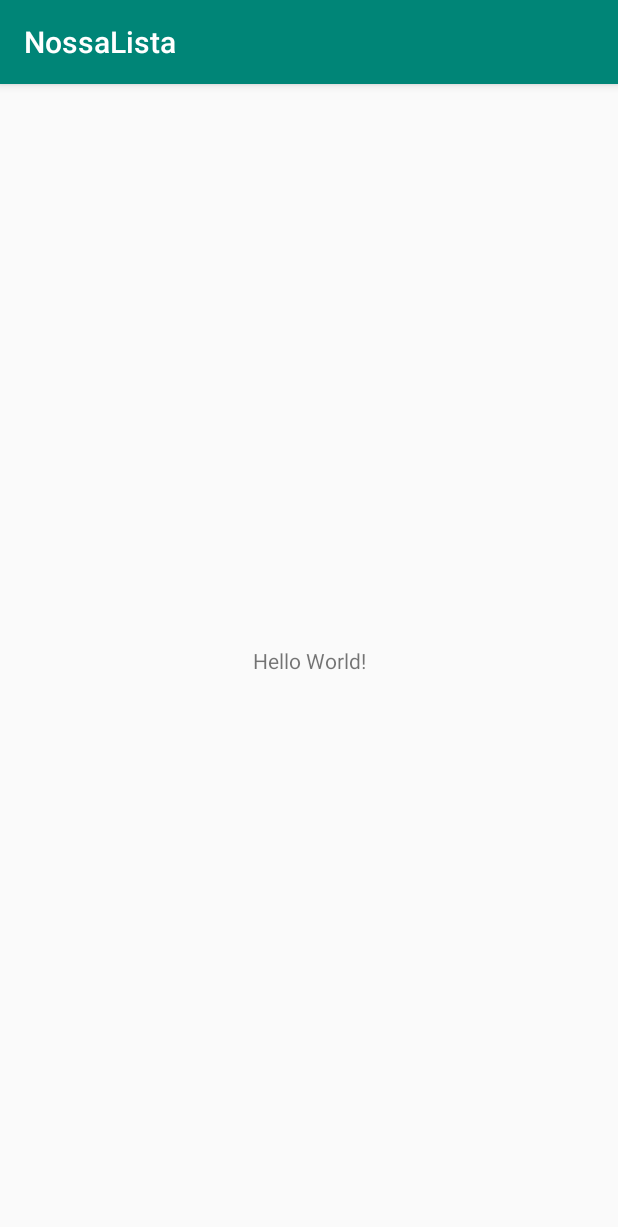
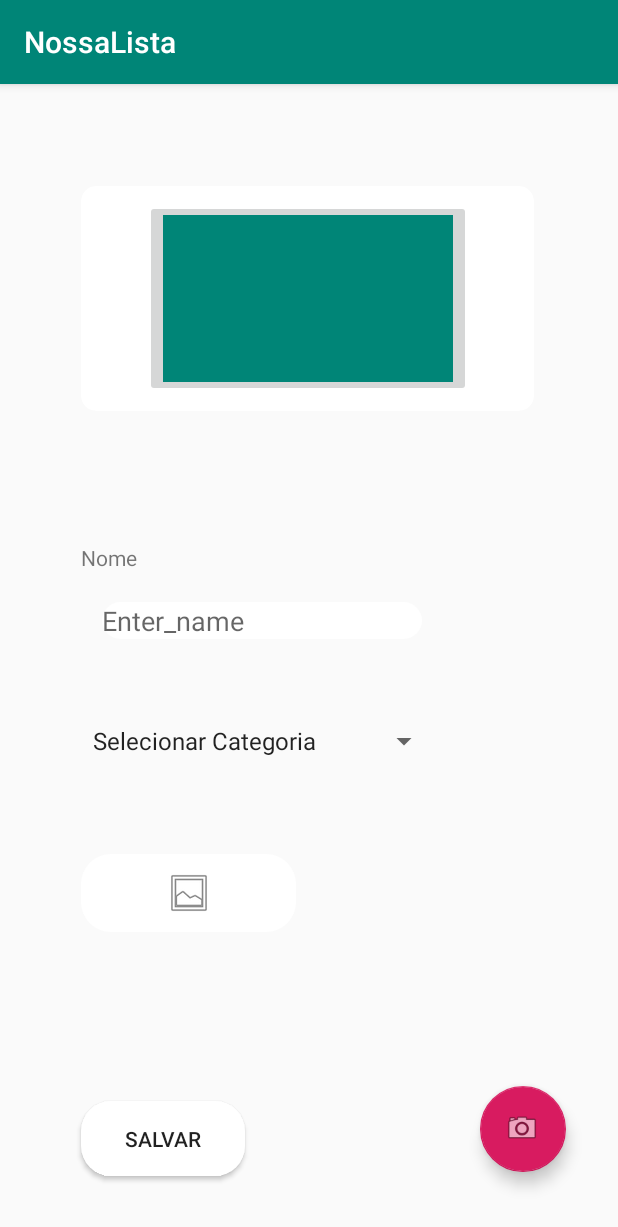
Before and after one commit to jmarcoslima/NossaLista, an Android app: the screen it shows after launch (MainActivity before the commit, TelaCadastro after it), on a phone screen of 412 x 824 dp. Shown: the top 1227 px of the screen. Run offline under Robolectric (Android 15) with nearby library versions, the phone set to English and light mode, and no system bars.

Commit message:
TelaCadastro

```diff
--- a/app/build.gradle
+++ b/app/build.gradle
@@ -26,4 +26,6 @@ dependencies {
     testImplementation 'junit:junit:4.12'
     androidTestImplementation 'androidx.test.ext:junit:1.1.0'
     androidTestImplementation 'androidx.test.espresso:espresso-core:3.1.1'
+    implementation 'com.google.android.material:material:1.0.0'
+    implementation 'androidx.cardview:cardview:1.0.0'
 }
--- a/app/src/main/java/com/example/nossalista/MainActivity.java
+++ /dev/null
@@ -1,17 +0,0 @@
-package com.example.nossalista;
-
-import androidx.appcompat.app.AppCompatActivity;
-
-import android.os.Bundle;
-
-public class MainActivity extends AppCompatActivity {
-
-    @Override
-    protected void onCreate(Bundle savedInstanceState) {
-        super.onCreate(savedInstanceState);
-        setContentView(R.layout.activity_main);
-
-        System.out.print("testePull");
-
-    }
-}
--- a/app/src/main/java/com/example/nossalista/TelaCadastro.java
+++ b/app/src/main/java/com/example/nossalista/TelaCadastro.java
@@ -1,14 +1,129 @@
 package com.example.nossalista;
 
 import androidx.appcompat.app.AppCompatActivity;
+import androidx.core.app.ActivityCompat;
+import androidx.core.content.ContextCompat;
 
+import android.Manifest;
+import android.content.Intent;
+import android.content.pm.PackageManager;
+import android.database.Cursor;
+import android.graphics.Bitmap;
+import android.graphics.BitmapFactory;
+import android.graphics.Matrix;
+import android.net.Uri;
 import android.os.Bundle;
+import android.provider.MediaStore;
+import android.view.View;
+import android.widget.AdapterView;
+import android.widget.ArrayAdapter;
+import android.widget.ImageButton;
+import android.widget.ImageView;
+import android.widget.Spinner;
 
-public class TelaCadastro extends AppCompatActivity {
+public class TelaCadastro extends AppCompatActivity implements AdapterView.OnItemSelectedListener {
 
+    private ImageView imagem;
+    private final int GALERIA_IMAGENS=1;
+    private final int PERMISSAO_REQUEST=2;
+    private final int TIRAR_FOTOS=3;
     @Override
     protected void onCreate(Bundle savedInstanceState) {
         super.onCreate(savedInstanceState);
-        setContentView(R.layout.activity_tela_cadastro);
+        setContentView(R.layout.activity_main);
+        System.out.print("testePull");
+
+        Spinner spinner = (Spinner) findViewById(R.id.spinner);
+// Create an ArrayAdapter using the string array and a default spinner layout
+        ArrayAdapter<CharSequence> adapter = ArrayAdapter.createFromResource(this,
+                R.array.planets_array, android.R.layout.simple_spinner_item);
+// Specify the layout to use when the list of choices appears
+        adapter.setDropDownViewResource(android.R.layout.simple_spinner_dropdown_item);
+// Apply the adapter to the spinner
+        spinner.setAdapter(adapter);
+
+        if (ContextCompat.checkSelfPermission(this,
+                Manifest.permission.READ_EXTERNAL_STORAGE)
+                != PackageManager.PERMISSION_GRANTED) {
+            if (ActivityCompat.shouldShowRequestPermissionRationale(this,
+                    Manifest.permission.READ_EXTERNAL_STORAGE)) {
+            } else {
+                ActivityCompat.requestPermissions(this,
+                        new String[]{Manifest.permission.READ_EXTERNAL_STORAGE},
+                        PERMISSAO_REQUEST);
+            }
+        }
+        imagem = (ImageView) findViewById(R.id.ivImagem);
+        ImageButton galeria = (ImageButton) findViewById(R.id.btGaleria);
+        galeria.setOnClickListener(new View.OnClickListener() {
+            @Override
+            public void onClick(View v) {
+                Intent intent = new Intent(Intent.ACTION_PICK,
+                        android.provider.MediaStore.Images.Media.EXTERNAL_CONTENT_URI);
+                startActivityForResult(intent, GALERIA_IMAGENS);
+            }
+        });
+        com.google.android.material.floatingactionbutton.FloatingActionButton botao =(com.google.android.material.floatingactionbutton.FloatingActionButton) findViewById(R.id.floatingActionButton);
+        botao.setOnClickListener(new View.OnClickListener() {
+            @Override
+            public void onClick(View v) {
+                Intent takePictureIntent = new
+                        Intent(MediaStore.ACTION_IMAGE_CAPTURE);
+                if (takePictureIntent.resolveActivity(getPackageManager()) != null) {
+                    startActivityForResult(takePictureIntent, TIRAR_FOTOS);
+                }
+            }
+        });
+    }
+    @Override
+    protected void onActivityResult(int requestCode, int resultCode, Intent data) {
+        super.onActivityResult(requestCode, resultCode, data);
+        if (resultCode == RESULT_OK && requestCode == GALERIA_IMAGENS) {
+            Uri selectedImage = data.getData();
+            String[] filePath = { MediaStore.Images.Media.DATA };
+            Cursor c = getContentResolver().query(selectedImage,filePath, null, null, null);
+            c.moveToFirst();
+            int columnIndex = c.getColumnIndex(filePath[0]);
+            String picturePath = c.getString(columnIndex);
+            c.close();
+            Bitmap thumbnail = (BitmapFactory.decodeFile(picturePath));
+            imagem.setImageBitmap(thumbnail);
+        }
+        if (requestCode == TIRAR_FOTOS && resultCode == RESULT_OK) {
+            Bundle extras = data.getExtras();
+            Bitmap imageBitmap = (Bitmap) extras.get("data");
+            imagem.setImageBitmap(imageBitmap);
+        }
+    }
+    @Override
+    public void onRequestPermissionsResult(int requestCode,
+                                           String permissions[], int[] grantResults) {
+        if (requestCode == PERMISSAO_REQUEST) {
+            if (grantResults.length > 0
+                    && grantResults[0] == PackageManager.PERMISSION_GRANTED) {
+// A permissão foi concedida. Pode continuar
+            } else {
+// A permissão foi negada. Precisa ver o que deve ser desabilitado
+            }
+            return;
+        }
+    }
+    public static Bitmap rotationBitMap(Bitmap bitmap) {
+        Matrix matrix = new Matrix();
+        matrix.setRotate(90);
+        Bitmap bmRotated = Bitmap.createBitmap(bitmap, 0, 0, bitmap.getWidth(), bitmap.getHeight(), matrix, true);
+        bitmap.recycle();
+        return bmRotated;
+    }
+
+    @Override
+    public void onItemSelected(AdapterView<?> parent, View view, int position, long id) {
+        Spinner spinner = (Spinner) findViewById(R.id.spinner);
+        spinner.setOnItemSelectedListener(this);
+    }
+
+    @Override
+    public void onNothingSelected(AdapterView<?> parent) {
+
     }
 }
--- /dev/null
+++ b/app/src/main/res/drawable/button_round.xml
@@ -0,0 +1,7 @@
+<?xml version="1.0" encoding="utf-8"?>
+<shape xmlns:android="http://schemas.android.com/apk/res/android"
+  android:shape="rectangle" >
+
+   <solid android:color="#ffff"/>
+    <corners android:radius="20dp"/>
+</shape>
--- /dev/null
+++ b/app/src/main/res/drawable/edit_round.xml
@@ -0,0 +1,7 @@
+<?xml version="1.0" encoding="utf-8"?>
+<shape xmlns:android="http://schemas.android.com/apk/res/android"
+android:shape="rectangle">
+<solid android:color="#ffff"/>
+    <corners android:radius="20dp"/>
+
+</shape>
--- /dev/null
+++ b/app/src/main/res/drawable/galeria_round.xml
@@ -0,0 +1,8 @@
+<?xml version="1.0" encoding="utf-8"?>
+<shape android:shape="rectangle"
+    xmlns:android="http://schemas.android.com/apk/res/android">
+
+    <solid android:color="#ffff"/>
+    <corners android:radius="20dp"/>
+
+</shape>
--- a/app/src/main/res/layout/activity_main.xml
+++ b/app/src/main/res/layout/activity_main.xml
@@ -4,15 +4,115 @@
     xmlns:tools="http://schemas.android.com/tools"
     android:layout_width="match_parent"
     android:layout_height="match_parent"
-    tools:context=".MainActivity">
+    tools:context=".TelaCadastro">
+
+    <ImageButton
+        android:id="@+id/btGaleria"
+        android:layout_width="143dp"
+        android:layout_height="52dp"
+        app:layout_constraintBottom_toBottomOf="parent"
+        app:layout_constraintEnd_toEndOf="parent"
+        app:layout_constraintHorizontal_bias="0.201"
+        app:layout_constraintStart_toStartOf="parent"
+        app:layout_constraintTop_toTopOf="parent"
+        app:layout_constraintVertical_bias="0.717"
+        android:background="@drawable/galeria_round"
+        app:srcCompat="@android:drawable/ic_menu_gallery" />
+
+    <com.google.android.material.floatingactionbutton.FloatingActionButton
+        android:id="@+id/floatingActionButton"
+        android:layout_width="57dp"
+        android:layout_height="75dp"
+        android:clickable="true"
+        app:layout_constraintBottom_toBottomOf="parent"
+        app:layout_constraintEnd_toEndOf="parent"
+        app:layout_constraintHorizontal_bias="0.903"
+        app:layout_constraintStart_toStartOf="parent"
+        app:layout_constraintTop_toTopOf="parent"
+        app:layout_constraintVertical_bias="0.94"
+        app:srcCompat="@android:drawable/ic_menu_camera" />
 
     <TextView
+        android:id="@+id/Nome"
+        android:layout_width="43dp"
+        android:layout_height="18dp"
+        android:text="Nome"
+        app:layout_constraintBottom_toBottomOf="parent"
+        app:layout_constraintEnd_toEndOf="parent"
+        app:layout_constraintHorizontal_bias="0.146"
+        app:layout_constraintStart_toStartOf="parent"
+        app:layout_constraintTop_toTopOf="parent"
+        app:layout_constraintVertical_bias="0.408" />
+
+    <EditText
+        android:id="@+id/textoNome"
         android:layout_width="wrap_content"
         android:layout_height="wrap_content"
-        android:text="Hello World!"
+        android:background="@drawable/edit_round"
+        android:ems="10"
+        android:gravity="start|top"
+        android:hint="Enter_name"
+        android:inputType="textMultiLine"
         app:layout_constraintBottom_toBottomOf="parent"
-        app:layout_constraintLeft_toLeftOf="parent"
-        app:layout_constraintRight_toRightOf="parent"
-        app:layout_constraintTop_toTopOf="parent" />
+        app:layout_constraintEnd_toEndOf="parent"
+        app:layout_constraintHorizontal_bias="0.343"
+        app:layout_constraintStart_toStartOf="parent"
+        app:layout_constraintTop_toTopOf="parent"
+        app:layout_constraintVertical_bias="0.465" />
+
+    <Spinner
+        android:id="@+id/spinner"
+        android:layout_width="239dp"
+        android:layout_height="37dp"
+        app:layout_constraintBottom_toBottomOf="parent"
+        app:layout_constraintEnd_toEndOf="parent"
+        app:layout_constraintHorizontal_bias="0.313"
+        app:layout_constraintStart_toStartOf="parent"
+        app:layout_constraintTop_toTopOf="parent"
+        app:layout_constraintVertical_bias="0.574" />
+
+    <androidx.cardview.widget.CardView
+        android:layout_width="302dp"
+        android:layout_height="150dp"
+        app:cardCornerRadius="10dp"
+        app:cardMaxElevation="20dp"
+        app:layout_constraintBottom_toBottomOf="parent"
+        app:layout_constraintEnd_toEndOf="parent"
+        app:layout_constraintHorizontal_bias="0.493"
+        app:layout_constraintStart_toStartOf="parent"
+        app:layout_constraintTop_toTopOf="parent"
+        app:layout_constraintVertical_bias="0.11">
+
+        <androidx.constraintlayout.widget.ConstraintLayout
+            android:layout_width="match_parent"
+            android:layout_height="149dp">
+
+            <ImageButton
+                android:id="@+id/ivImagem"
+                android:layout_width="217dp"
+                android:layout_height="131dp"
+                app:layout_constraintBottom_toBottomOf="parent"
+                app:layout_constraintEnd_toEndOf="parent"
+                app:layout_constraintHorizontal_bias="0.505"
+                app:layout_constraintStart_toStartOf="parent"
+                app:layout_constraintTop_toTopOf="parent"
+                app:srcCompat="?attr/colorPrimary" />
+        </androidx.constraintlayout.widget.ConstraintLayout>
+
+    </androidx.cardview.widget.CardView>
+
+    <Button
+        android:id="@+id/salvar"
+        android:layout_width="109dp"
+        android:layout_height="50dp"
+        android:layout_marginBottom="40dp"
+        android:text="Salvar"
+        android:background="@drawable/button_round"
+        app:layout_constraintBottom_toBottomOf="parent"
+        app:layout_constraintEnd_toEndOf="parent"
+        app:layout_constraintHorizontal_bias="0.178"
+        app:layout_constraintStart_toStartOf="parent"
+        app:layout_constraintTop_toTopOf="parent"
+        app:layout_constraintVertical_bias="1.0" />
 
 </androidx.constraintlayout.widget.ConstraintLayout>
--- a/app/src/main/res/values/strings.xml
+++ b/app/src/main/res/values/strings.xml
@@ -1,3 +1,11 @@
 <resources>
     <string name="app_name">NossaLista</string>
+    <string-array name="planets_array">
+        <item>Selecionar Categoria</item>
+        <item>Ordem Alfabética</item>
+        <item>Ordem de Z-A</item>
+        <item>Verduras</item>
+        <item>Frutas</item>
+
+    </string-array>
 </resources>
```
Also changed, not shown: app/src/main/AndroidManifest.xml (+7 -2 lines), app/src/main/res/layout/activity_tela_cadastro.xml (deleted, +0 -34 lines).
